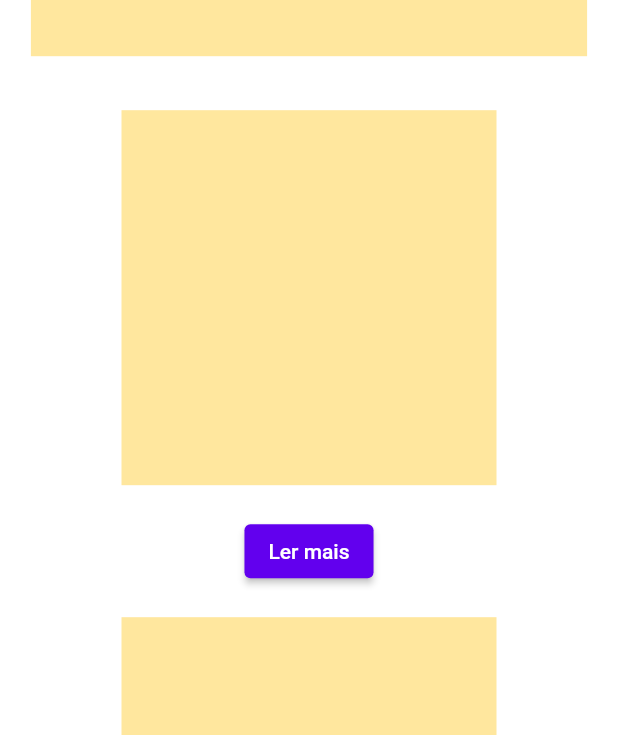
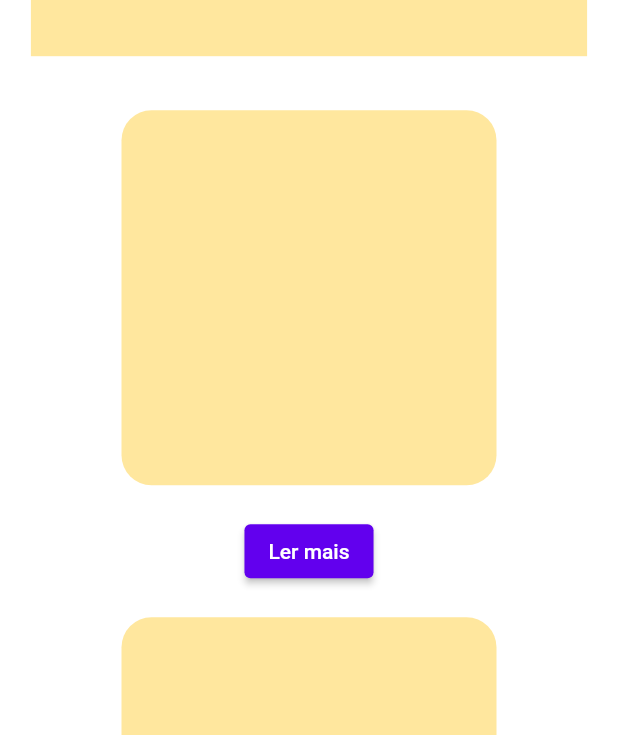
Before and after one commit to guimell/pity_site, a Flutter app: the BlogPage screen opened directly, on a phone screen of 412 x 824 dp. Shown: the part 275-1010 px from the top of the screen. Run offline on Flutter 3.47's test engine with Material 2 defaults, Android fonts, the phone set to English and light mode, and no system bars; our stand-ins replace responsive_framework.

Commit message:
rounded containers

```diff
--- a/lib/widgets.dart
+++ b/lib/widgets.dart
@@ -247,9 +247,12 @@ class MyContainer extends StatelessWidget {
     return Padding(
       padding: const EdgeInsets.all(20.0),
       child: Container(
+        decoration: BoxDecoration(
+          borderRadius: BorderRadius.circular(20),
+          color: Colors.amber.withAlpha(100),
+        ),
         height: 250,
         width: 250,
-        color: Colors.amber.withAlpha(100),
       ),
     );
   }
```
